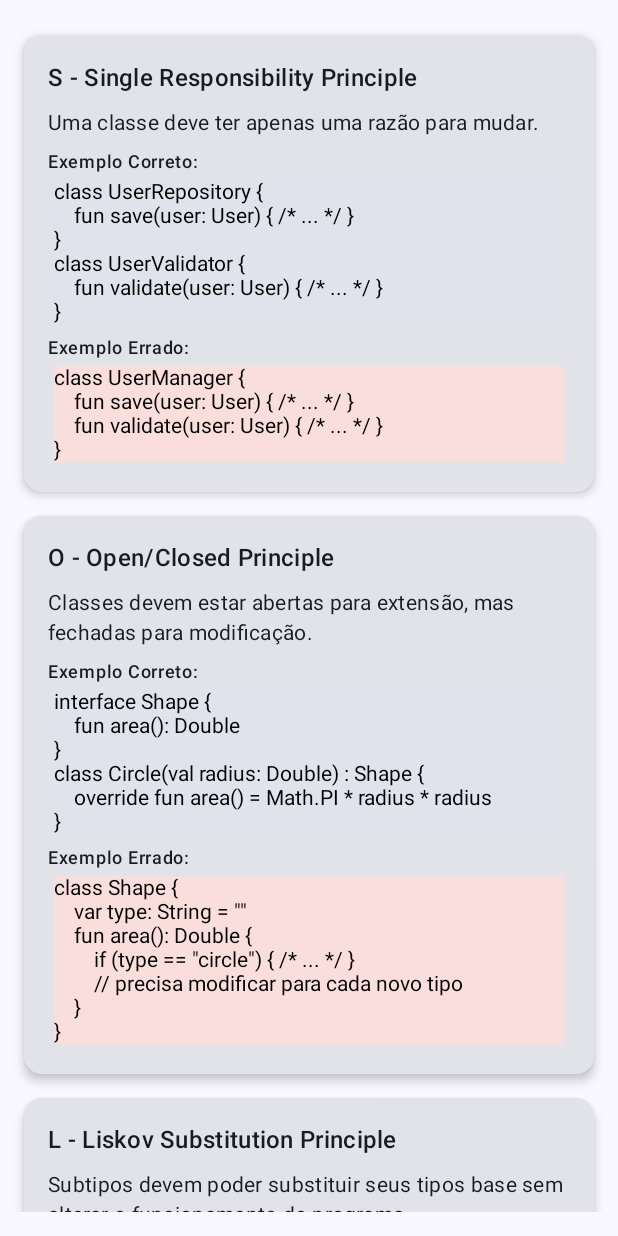
After one commit to arthurabreu/AllThingsAndroid, an Android app built with Jetpack Compose: the SolidScreen screen opened through its navigation route, on a phone screen of 412 x 824 dp. The commit adds this screen. Run offline under Robolectric (Android 15) with nearby library versions, the phone set to English and light mode, and no system bars; our stand-ins replace Room's generated code; Roboto replaces fonts that are not available here.

Commit message:
Added Solid Principles Example

```diff
--- a/app/src/main/java/com/arthurabreu/allthingsandroid/core/di/ViewModelsModule.kt
+++ b/app/src/main/java/com/arthurabreu/allthingsandroid/core/di/ViewModelsModule.kt
@@ -1,5 +1,6 @@
 package com.arthurabreu.allthingsandroid.core.di
 
+import SolidViewModel
 import com.arthurabreu.allthingsandroid.ui.viewmodel.apishowcase.ApiShowcaseViewModel
 import com.arthurabreu.allthingsandroid.ui.viewmodel.calculator.CalculatorViewModel
 import com.arthurabreu.allthingsandroid.ui.viewmodel.download.DownloadViewModel
@@ -38,4 +39,5 @@ val viewModelsModule = module {
         )
     }
     viewModel { CalculatorViewModel() }
+    viewModel { SolidViewModel() }
 }
--- a/app/src/main/java/com/arthurabreu/allthingsandroid/core/navigation/NavigationGraph.kt
+++ b/app/src/main/java/com/arthurabreu/allthingsandroid/core/navigation/NavigationGraph.kt
@@ -1,5 +1,6 @@
 package com.arthurabreu.allthingsandroid.core.navigation
 
+import SolidScreen
 import androidx.activity.compose.LocalActivity
 import androidx.compose.foundation.layout.fillMaxSize
 import androidx.compose.foundation.layout.padding
@@ -25,6 +26,7 @@ import com.arthurabreu.allthingsandroid.core.navigation.destinations.LoginFeatur
 import com.arthurabreu.allthingsandroid.core.navigation.destinations.MeditationFeature
 import com.arthurabreu.allthingsandroid.core.navigation.destinations.ProfileFeature
 import com.arthurabreu.allthingsandroid.core.navigation.destinations.SettingsFeature
+import com.arthurabreu.allthingsandroid.core.navigation.destinations.SolidFeature
 import com.arthurabreu.allthingsandroid.core.navigation.destinations.TextFieldsFeature
 import com.arthurabreu.allthingsandroid.ui.screen.apishowcase.ApiShowcaseScreen
 import com.arthurabreu.allthingsandroid.ui.screen.calculator.CalculatorScreen
@@ -98,6 +100,9 @@ fun NavigationGraph(viewModel: MainViewModel) {
                 composable(CalculatorFeature.Calculator.fullRoute)  {
                     CalculatorScreen()
                 }
+                composable(SolidFeature.Solid.fullRoute)  {
+                    SolidScreen()
+                }
             }
         }
     }
--- /dev/null
+++ b/app/src/main/java/com/arthurabreu/allthingsandroid/core/navigation/destinations/SolidFeature.kt
@@ -0,0 +1,5 @@
+package com.arthurabreu.allthingsandroid.core.navigation.destinations
+
+object SolidFeature {
+    data object Solid : NoParamsDestination("solid")
+}
--- /dev/null
+++ b/app/src/main/java/com/arthurabreu/allthingsandroid/data/solid/SolidState.kt
@@ -0,0 +1,8 @@
+package com.arthurabreu.allthingsandroid.data.solid
+
+data class SolidPrincipleState(
+    val name: String,
+    val description: String,
+    val rightExample: String,
+    val wrongExample: String
+)
--- a/app/src/main/java/com/arthurabreu/allthingsandroid/ui/screen/home/HomeScreen.kt
+++ b/app/src/main/java/com/arthurabreu/allthingsandroid/ui/screen/home/HomeScreen.kt
@@ -21,5 +21,6 @@ fun HomeScreen(
         onApiShowcaseClick = { viewModel.onApiShowcaseClick() },
         onMeditationUiClick = { viewModel.onMeditationUiClick() },
         onCalculatorUiClick = { viewModel.onCalculatorUiClick() },
+        onSolidUiClick = { viewModel.onSolidUiClick() },
     )
 }
--- /dev/null
+++ b/app/src/main/java/com/arthurabreu/allthingsandroid/ui/screen/solid/SolidComponent.kt
@@ -0,0 +1,48 @@
+import androidx.compose.foundation.layout.*
+import androidx.compose.foundation.lazy.LazyColumn
+import androidx.compose.foundation.text.BasicText
+import androidx.compose.material3.*
+import androidx.compose.runtime.Composable
+import androidx.compose.ui.Modifier
+import androidx.compose.ui.unit.dp
+import com.arthurabreu.allthingsandroid.data.solid.SolidPrincipleState
+
+@Composable
+fun SolidComponent(
+    principles: List<SolidPrincipleState>,
+    modifier: Modifier = Modifier,
+) {
+    LazyColumn(modifier = modifier.padding(16.dp)) {
+        items(principles.size) { index ->
+            val principle = principles[index]
+            Card(
+                modifier = Modifier
+                    .fillMaxWidth()
+                    .padding(vertical = 8.dp),
+                elevation = CardDefaults.cardElevation(4.dp)
+            ) {
+                Column(modifier = Modifier.padding(16.dp)) {
+                    Text(principle.name, style = MaterialTheme.typography.titleMedium)
+                    Spacer(Modifier.height(8.dp))
+                    Text(principle.description, style = MaterialTheme.typography.bodyMedium)
+                    Spacer(Modifier.height(8.dp))
+                    Text("Exemplo Correto:", style = MaterialTheme.typography.labelMedium)
+                    Surface(
+                        color = MaterialTheme.colorScheme.surfaceVariant,
+                        modifier = Modifier.fillMaxWidth().padding(4.dp)
+                    ) {
+                        BasicText(principle.rightExample)
+                    }
+                    Spacer(Modifier.height(4.dp))
+                    Text("Exemplo Errado:", style = MaterialTheme.typography.labelMedium)
+                    Surface(
+                        color = MaterialTheme.colorScheme.errorContainer,
+                        modifier = Modifier.fillMaxWidth().padding(4.dp)
+                    ) {
+                        BasicText(principle.wrongExample)
+                    }
+                }
+            }
+        }
+    }
+}
--- /dev/null
+++ b/app/src/main/java/com/arthurabreu/allthingsandroid/ui/screen/solid/SolidScreen.kt
@@ -0,0 +1,11 @@
+import androidx.compose.runtime.Composable
+import org.koin.androidx.compose.koinViewModel
+
+@Composable
+fun SolidScreen(
+    viewModel: SolidViewModel = koinViewModel()
+) {
+    SolidComponent(
+        principles = viewModel.principles
+    )
+}
--- a/app/src/main/java/com/arthurabreu/allthingsandroid/ui/viewmodel/home/HomeViewModel.kt
+++ b/app/src/main/java/com/arthurabreu/allthingsandroid/ui/viewmodel/home/HomeViewModel.kt
@@ -12,6 +12,7 @@ import com.arthurabreu.allthingsandroid.core.navigation.destinations.LoginFeatur
 import com.arthurabreu.allthingsandroid.core.navigation.destinations.MeditationFeature
 import com.arthurabreu.allthingsandroid.core.navigation.destinations.ProfileFeature
 import com.arthurabreu.allthingsandroid.core.navigation.destinations.SettingsFeature
+import com.arthurabreu.allthingsandroid.core.navigation.destinations.SolidFeature
 import com.arthurabreu.allthingsandroid.core.navigation.destinations.TextFieldsFeature
 import com.arthurabreu.allthingsandroid.utils.logger.ClassLogger
 import com.arthurabreu.allthingsandroid.utils.logger.logApiExecution
@@ -79,6 +80,10 @@ class HomeViewModel(
         appNavigator.tryNavigateTo(CalculatorFeature.Calculator.route)
     }
 
+    fun onSolidUiClick() {
+        appNavigator.tryNavigateTo(SolidFeature.Solid.route)
+    }
+
     // Shows that the logger can be used to log the execution of a suspend function
     /*
     *
--- /dev/null
+++ b/app/src/main/java/com/arthurabreu/allthingsandroid/ui/viewmodel/solid/SolidViewModel.kt
@@ -0,0 +1,113 @@
+import androidx.lifecycle.ViewModel
+import com.arthurabreu.allthingsandroid.data.solid.SolidPrincipleState
+
+class SolidViewModel : ViewModel() {
+    val principles = listOf(
+        SolidPrincipleState(
+            name = "S - Single Responsibility Principle",
+            description = "Uma classe deve ter apenas uma razão para mudar.",
+            rightExample = """
+class UserRepository {
+    fun save(user: User) { /* ... */ }
+}
+class UserValidator {
+    fun validate(user: User) { /* ... */ }
+}
+""".trimIndent(),
+            wrongExample = """
+class UserManager {
+    fun save(user: User) { /* ... */ }
+    fun validate(user: User) { /* ... */ }
+}
+""".trimIndent()
+        ),
+        SolidPrincipleState(
+            name = "O - Open/Closed Principle",
+            description = "Classes devem estar abertas para extensão, mas fechadas para modificação.",
+            rightExample = """
+interface Shape {
+    fun area(): Double
+}
+class Circle(val radius: Double) : Shape {
+    override fun area() = Math.PI * radius * radius
+}
+""".trimIndent(),
+            wrongExample = """
+class Shape {
+    var type: String = ""
+    fun area(): Double {
+        if (type == "circle") { /* ... */ }
+        // precisa modificar para cada novo tipo
+    }
+}
+""".trimIndent()
+        ),
+        SolidPrincipleState(
+            name = "L - Liskov Substitution Principle",
+            description = "Subtipos devem poder substituir seus tipos base sem alterar o funcionamento do programa.",
+            rightExample = """
+open class Bird {
+    open fun fly() { /* ... */ }
+}
+class Sparrow : Bird() {
+    override fun fly() { /* ... */ }
+}
+""".trimIndent(),
+            wrongExample = """
+open class Bird {
+    open fun fly() { /* ... */ }
+}
+class Ostrich : Bird() {
+    override fun fly() { throw Exception("Não pode voar") }
+}
+""".trimIndent()
+        ),
+        SolidPrincipleState(
+            name = "I - Interface Segregation Principle",
+            description = "Não obrigue uma classe a implementar interfaces que ela não usa.",
+            rightExample = """
+interface Printer {
+    fun print()
+}
+interface Scanner {
+    fun scan()
+}
+class MultiFunctionPrinter : Printer, Scanner {
+    override fun print() { /* ... */ }
+    override fun scan() { /* ... */ }
+}
+""".trimIndent(),
+            wrongExample = """
+interface Machine {
+    fun print()
+    fun scan()
+}
+class OldPrinter : Machine {
+    override fun print() { /* ... */ }
+    override fun scan() { /* não implementa */ }
+}
+""".trimIndent()
+        ),
+        SolidPrincipleState(
+            name = "D - Dependency Inversion Principle",
+            description = "Dependa de abstrações, não de implementações concretas.",
+            rightExample = """
+interface Database {
+    fun save(data: String)
+}
+class SqlDatabase : Database {
+    override fun save(data: String) { /* ... */ }
+}
+class DataManager(private val db: Database) {
+    fun saveData(data: String) = db.save(data)
+}
+""".trimIndent(),
+            wrongExample = """
+class DataManager {
+    private val db = SqlDatabase()
+    fun saveData(data: String) = db.save(data)
+}
+""".trimIndent()
+        )
+    )
+}
--- a/commonscreens/src/main/java/com/arthurabreu/commonscreens/ui/screens/generic/home/HomeScreen.kt
+++ b/commonscreens/src/main/java/com/arthurabreu/commonscreens/ui/screens/generic/home/HomeScreen.kt
@@ -24,6 +24,7 @@ fun HomeScreen(
     onApiShowcaseClick: () -> Unit,
     onMeditationUiClick: () -> Unit,
     onCalculatorUiClick: () -> Unit,
+    onSolidUiClick: () -> Unit,
 ) {
     val menuButtons = listOf(
         MenuButtonInfo(R.string.go_to_profile, onProfileClick),
@@ -37,6 +38,7 @@ fun HomeScreen(
         MenuButtonInfo(R.string.go_to_api_showcase_example, onApiShowcaseClick),
         MenuButtonInfo(R.string.go_to_meditation_ui_example, onMeditationUiClick),
         MenuButtonInfo(R.string.go_to_calculator_example, onCalculatorUiClick),
+        MenuButtonInfo(R.string.go_to_solid_example, onSolidUiClick),
     )
 
     LazyColumn(
--- a/commonscreens/src/main/res/values/strings.xml
+++ b/commonscreens/src/main/res/values/strings.xml
@@ -61,6 +61,7 @@
     <string name="go_to_api_showcase_example">Go to api Showcase Examples</string>
     <string name="go_to_meditation_ui_example">Go to Meditation Ui Example</string>
     <string name="go_to_calculator_example">Go to Calculator</string>
+    <string name="go_to_solid_example">Go to Solid Principles</string>
     <string name="domain_data_from_api_db"><![CDATA[\nDomain data from api -> db: \n\n%1$s]]></string>
     <string name="label">Label</string>
 </resources>
```
